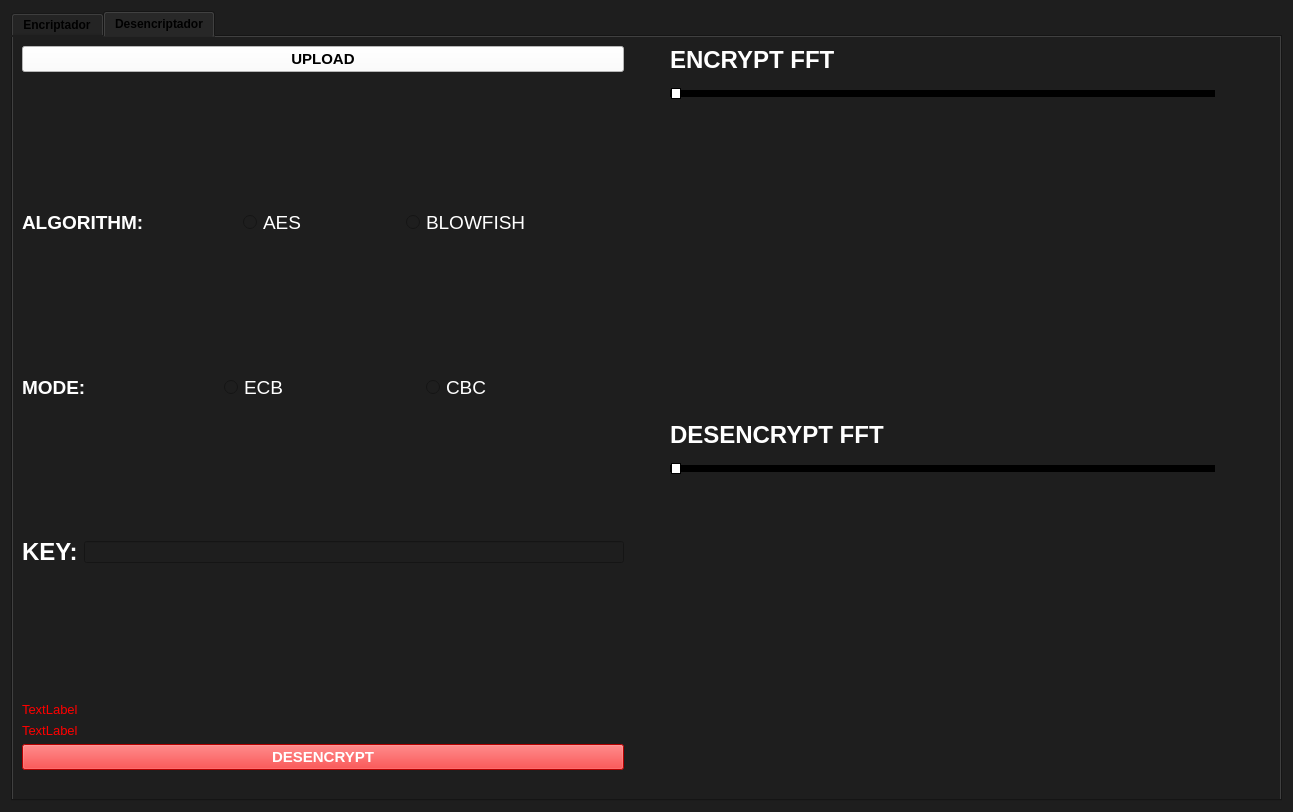
The window that Frontend/Designer/menu.ui (inequihi/ASSD-TP4) describes before a commit, drawn with Qt 5.
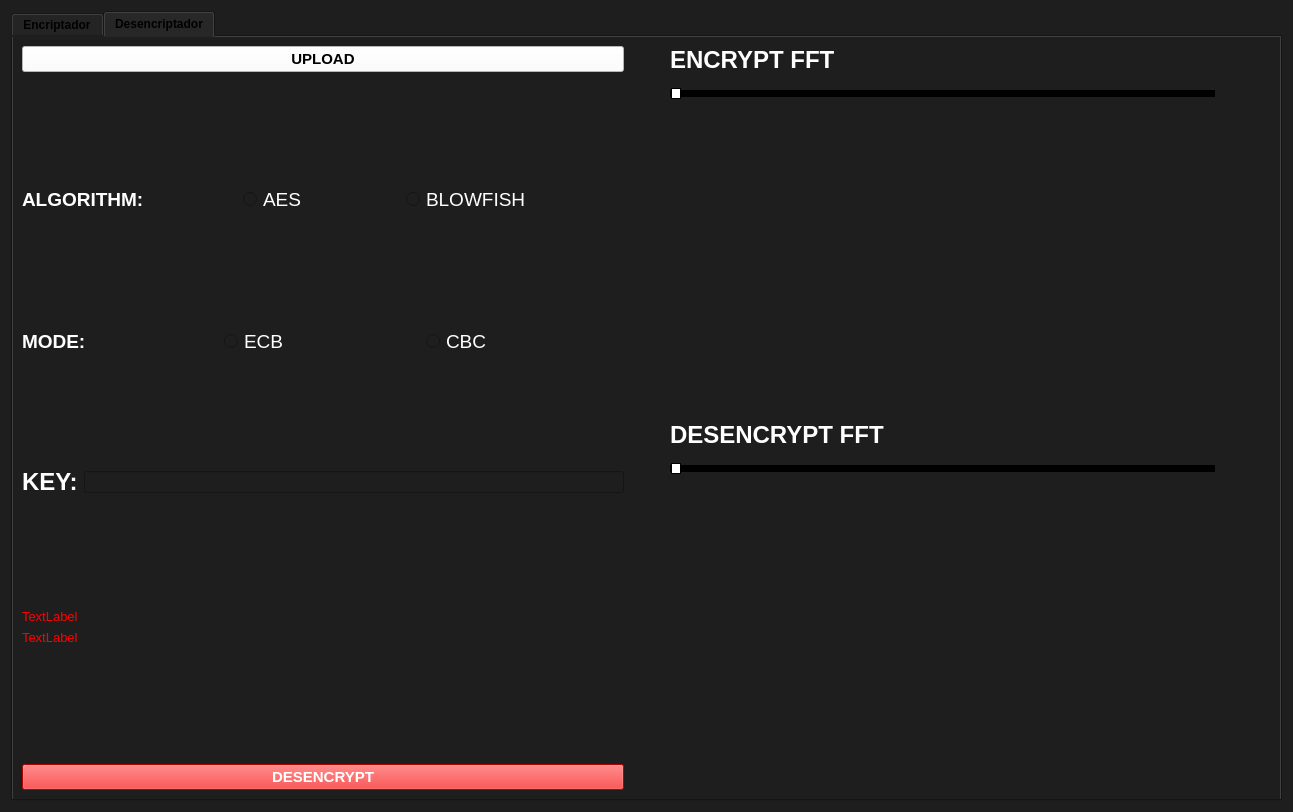
The same window after the commit. The open tabs and pages were chosen to show the change. Icons and pictures are not drawn. Custom widgets are drawn as their Qt base class.

The edit to the form file:
```diff
--- a/Frontend/Designer/menu.ui
+++ b/Frontend/Designer/menu.ui
@@ -1526,6 +1526,59 @@
                </item>
               </layout>
              </item>
+             <item>
+              <layout class="QHBoxLayout" name="horizontalLayout_26">
+               <item>
+                <spacer name="horizontalSpacer_19">
+                 <property name="orientation">
+                  <enum>Qt::Horizontal</enum>
+                 </property>
+                 <property name="sizeHint" stdset="0">
+                  <size>
+                   <width>40</width>
+                   <height>20</height>
+                  </size>
+                 </property>
+                </spacer>
+               </item>
+               <item>
+                <spacer name="verticalSpacer_6">
+                 <property name="orientation">
+                  <enum>Qt::Vertical</enum>
+                 </property>
+                 <property name="sizeHint" stdset="0">
+                  <size>
+                   <width>20</width>
+                   <height>40</height>
+                  </size>
+                 </property>
+                </spacer>
+               </item>
+               <item>
+                <widget class="QLabel" name="label_reloj_D">
+                 <property name="sizePolicy">
+                  <sizepolicy hsizetype="Maximum" vsizetype="Preferred">
+                   <horstretch>30</horstretch>
+                   <verstretch>30</verstretch>
+                  </sizepolicy>
+                 </property>
+                 <property name="maximumSize">
+                  <size>
+                   <width>30</width>
+                   <height>30</height>
+                  </size>
+                 </property>
+                 <property name="styleSheet">
+                  <string notr="true">image: url(:/reloj/reloj.png);
+border-radius: 5px;</string>
+                 </property>
+                 <property name="text">
+                  <string>       </string>
+                 </property>
+                </widget>
+               </item>
+              </layout>
+             </item>
              <item>
               <widget class="QPushButton" name="Button_Desencrypt">
                <property name="font">
@@ -1544,19 +1597,6 @@
                </property>
               </widget>
              </item>
-             <item>
-              <spacer name="horizontalSpacer_12">
-               <property name="orientation">
-                <enum>Qt::Horizontal</enum>
-               </property>
-               <property name="sizeHint" stdset="0">
-                <size>
-                 <width>40</width>
-                 <height>20</height>
-                </size>
-               </property>
-              </spacer>
-             </item>
             </layout>
            </item>
            <item>
```
Left out of the diff: 68 changed lines with no effect on the pictures.
